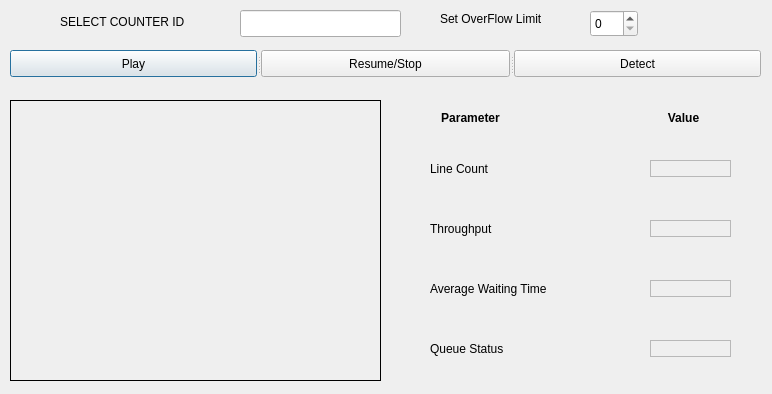
First picture: the form in airlines.ui, repository SparshBansal/aero_cv_backend, before the edit.
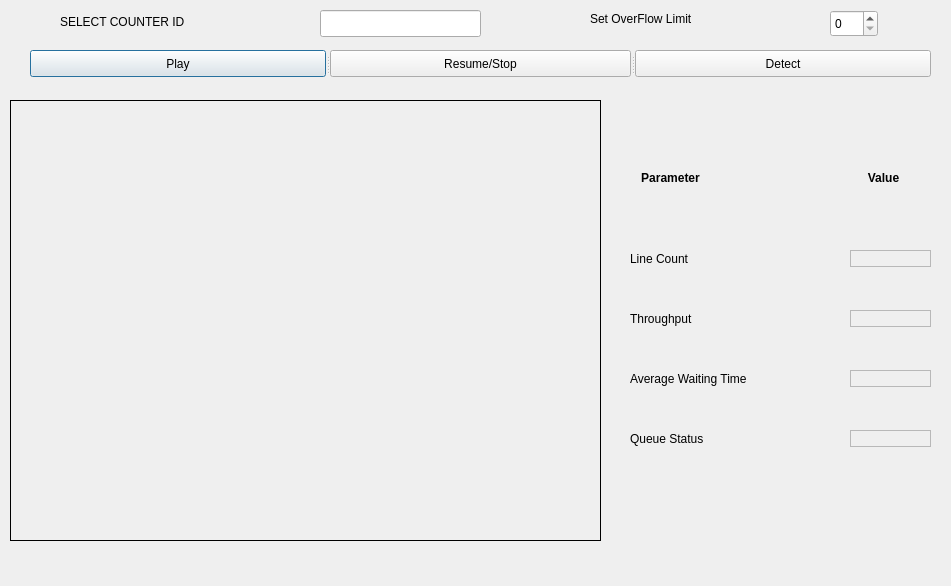
Second picture: the form after the edit.

```diff
--- a/airlines.ui
+++ b/airlines.ui
@@ -6,25 +6,40 @@
    <rect>
     <x>0</x>
     <y>0</y>
-    <width>772</width>
-    <height>394</height>
+    <width>951</width>
+    <height>586</height>
    </rect>
   </property>
+  <property name="sizePolicy">
+   <sizepolicy hsizetype="Ignored" vsizetype="Ignored">
+    <horstretch>0</horstretch>
+    <verstretch>0</verstretch>
+   </sizepolicy>
+  </property>
   <property name="windowTitle">
    <string>Dialog</string>
   </property>
   <property name="styleSheet">
    <string notr="true"/>
   </property>
+  <property name="sizeGripEnabled">
+   <bool>false</bool>
+  </property>
   <widget class="QLabel" name="imgLabel">
    <property name="geometry">
     <rect>
      <x>10</x>
      <y>100</y>
-     <width>371</width>
-     <height>281</height>
+     <width>591</width>
+     <height>441</height>
     </rect>
    </property>
+   <property name="sizePolicy">
+    <sizepolicy hsizetype="Ignored" vsizetype="Ignored">
+     <horstretch>0</horstretch>
+     <verstretch>0</verstretch>
+    </sizepolicy>
+   </property>
    <property name="autoFillBackground">
     <bool>true</bool>
    </property>
@@ -43,7 +58,7 @@
     <rect>
      <x>60</x>
      <y>6</y>
-     <width>151</width>
+     <width>221</width>
      <height>31</height>
     </rect>
    </property>
@@ -54,7 +69,7 @@
   <widget class="QLineEdit" name="lineEdit">
    <property name="geometry">
     <rect>
-     <x>240</x>
+     <x>320</x>
      <y>10</y>
      <width>161</width>
      <height>27</height>
@@ -64,9 +79,9 @@
   <widget class="QSplitter" name="splitter">
    <property name="geometry">
     <rect>
-     <x>10</x>
+     <x>30</x>
      <y>50</y>
-     <width>751</width>
+     <width>901</width>
      <height>27</height>
     </rect>
    </property>
@@ -92,8 +107,8 @@
   <widget class="QLabel" name="label_2">
    <property name="geometry">
     <rect>
-     <x>430</x>
-     <y>110</y>
+     <x>630</x>
+     <y>170</y>
      <width>81</width>
      <height>17</height>
     </rect>
@@ -111,8 +126,8 @@
   <widget class="QLabel" name="label_3">
    <property name="geometry">
     <rect>
-     <x>650</x>
-     <y>110</y>
+     <x>850</x>
+     <y>170</y>
      <width>67</width>
      <height>17</height>
     </rect>
@@ -127,8 +142,8 @@
   <widget class="QLabel" name="label_4">
    <property name="geometry">
     <rect>
-     <x>430</x>
-     <y>160</y>
+     <x>630</x>
+     <y>250</y>
      <width>81</width>
      <height>17</height>
     </rect>
@@ -140,8 +155,8 @@
   <widget class="QLabel" name="label_5">
    <property name="geometry">
     <rect>
-     <x>430</x>
-     <y>220</y>
+     <x>630</x>
+     <y>310</y>
      <width>91</width>
      <height>17</height>
     </rect>
@@ -153,8 +168,8 @@
   <widget class="QLabel" name="label_6">
    <property name="geometry">
     <rect>
-     <x>430</x>
-     <y>280</y>
+     <x>630</x>
+     <y>370</y>
      <width>161</width>
      <height>17</height>
     </rect>
@@ -166,8 +181,8 @@
   <widget class="QLabel" name="label_7">
    <property name="geometry">
     <rect>
-     <x>430</x>
-     <y>340</y>
+     <x>630</x>
+     <y>430</y>
      <width>111</width>
      <height>17</height>
     </rect>
@@ -179,8 +194,8 @@
   <widget class="QLabel" name="lcLabel">
    <property name="geometry">
     <rect>
-     <x>650</x>
-     <y>160</y>
+     <x>850</x>
+     <y>250</y>
      <width>81</width>
      <height>17</height>
     </rect>
@@ -201,8 +216,8 @@
   <widget class="QLabel" name="tLabel">
    <property name="geometry">
     <rect>
-     <x>650</x>
-     <y>220</y>
+     <x>850</x>
+     <y>310</y>
      <width>81</width>
      <height>17</height>
     </rect>
@@ -220,8 +235,8 @@
   <widget class="QLabel" name="awtLabel">
    <property name="geometry">
     <rect>
-     <x>650</x>
-     <y>280</y>
+     <x>850</x>
+     <y>370</y>
      <width>81</width>
      <height>17</height>
     </rect>
@@ -239,8 +254,8 @@
   <widget class="QLabel" name="qStatusLabel">
    <property name="geometry">
     <rect>
-     <x>650</x>
-     <y>340</y>
+     <x>850</x>
+     <y>430</y>
      <width>81</width>
      <height>17</height>
     </rect>
@@ -264,7 +279,7 @@
   <widget class="QLabel" name="label_8">
    <property name="geometry">
     <rect>
-     <x>440</x>
+     <x>590</x>
      <y>10</y>
      <width>141</width>
      <height>17</height>
@@ -277,7 +292,7 @@
   <widget class="QSpinBox" name="ovLimit">
    <property name="geometry">
     <rect>
-     <x>590</x>
+     <x>830</x>
      <y>10</y>
      <width>48</width>
      <height>27</height>
```
